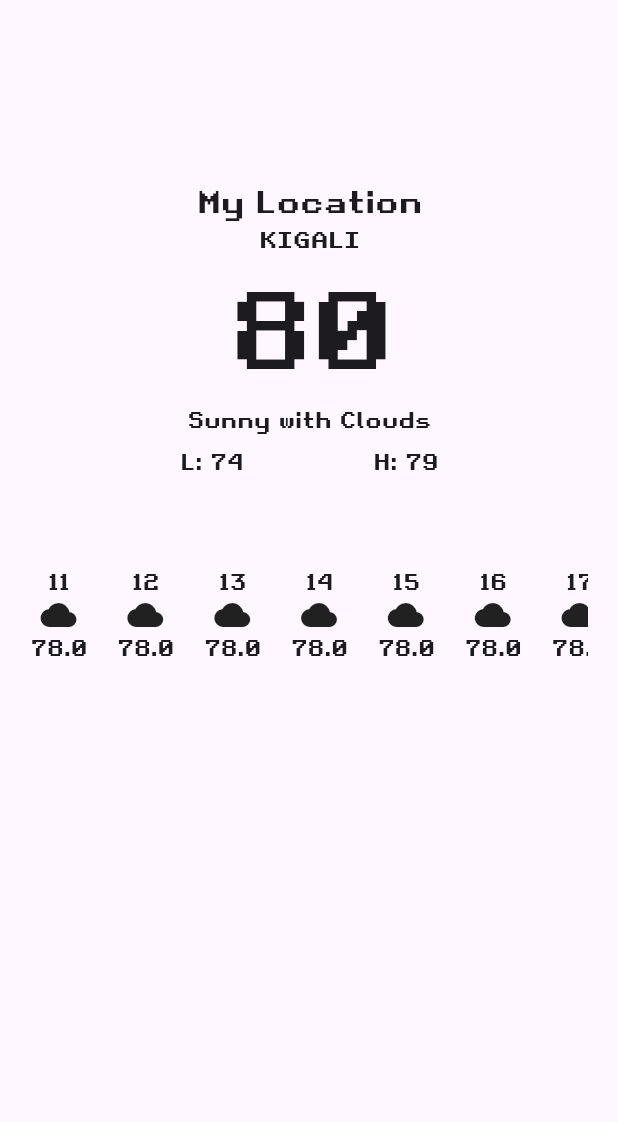
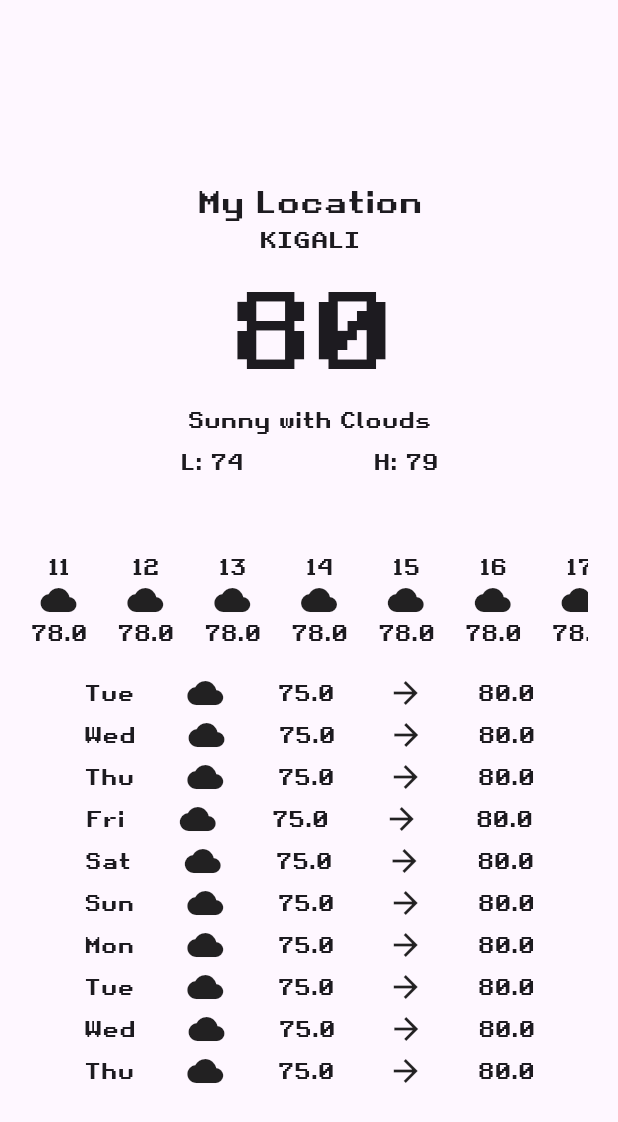
Before and after one commit to gin7018/retro-weather-app, a Flutter app: the screen it shows after launch, on a phone screen of 412 x 824 dp. Shown: the top 1122 px of the screen. Run offline on Flutter 3.47's test engine with Material 3 defaults, Android fonts, the phone set to English and light mode, and no system bars; our stand-ins replace geolocator.

Commit message:
added 10 day forecast widget

```diff
--- a/lib/days_forecast_widget.dart
+++ b/lib/days_forecast_widget.dart
@@ -1,5 +1,6 @@
 import 'package:flutter/material.dart';
 import 'package:weather_app_ui/weather_data_provider.dart';
+import 'package:intl/intl.dart';
 
 class DaysForeCastWidget extends StatefulWidget {
   final List<ForeCast> d10Forecasts;
@@ -13,6 +14,24 @@ class DaysForeCastWidget extends StatefulWidget {
 class DaysForeCastWidgetState extends State<DaysForeCastWidget> {
   @override
   Widget build(BuildContext context) {
-    return const Placeholder();
+    return ListView.builder(
+        scrollDirection: Axis.vertical,
+        shrinkWrap: true,
+        itemBuilder: (context, index) => Container(
+              margin: const EdgeInsets.symmetric(vertical: 2.0),
+              child: Row(
+                mainAxisAlignment: MainAxisAlignment.spaceEvenly,
+                children: [
+                  Text(DateFormat('EEEE')
+                      .format(widget.d10Forecasts[index].date)
+                      .substring(0, 3)),
+                  const Icon(Icons.cloud),
+                  Text("${widget.d10Forecasts[index].low}"),
+                  const Icon(Icons.arrow_forward_outlined),
+                  Text("${widget.d10Forecasts[index].high}"),
+                ],
+              ),
+            ),
+        itemCount: widget.d10Forecasts.length);
   }
 }
--- a/lib/hour_forecast_widget.dart
+++ b/lib/hour_forecast_widget.dart
@@ -16,7 +16,8 @@ class HourForecastWidget extends StatefulWidget {
 class HourForecastWidgetState extends State<HourForecastWidget> {
   @override
   Widget build(BuildContext context) {
-    return Expanded(
+    return SizedBox(
+        height: 80,
         child: ListView.separated(
           scrollDirection: Axis.horizontal,
           shrinkWrap: true,
--- a/lib/weatherapp.dart
+++ b/lib/main.dart
@@ -1,6 +1,7 @@
 // ignore_for_file: non_constant_identifier_names
 
 import 'package:flutter/material.dart';
+import 'package:weather_app_ui/days_forecast_widget.dart';
 import 'package:weather_app_ui/hour_forecast_widget.dart';
 import 'package:weather_app_ui/weather_data_provider.dart';
 
@@ -37,7 +38,7 @@ class WeatherWidgetState extends State<WeatherWidget> {
     List<ForeCast> forecasts = [];
     for (int i = 0; i < 24; i++) {
       dt = dt.add(const Duration(hours: 1));
-      forecasts.add(ForeCast(dt, 78, "rain", "rain"));
+      forecasts.add(ForeCast(dt, 78, "rain", "rain", null, null));
     }
     status =
         WeatherStatus("KIGALI", "Sunny with Clouds", 80, 74, 79, 75, forecasts);
@@ -49,14 +50,20 @@ class WeatherWidgetState extends State<WeatherWidget> {
     List<ForeCast> hourForecasts = [];
     for (int i = 0; i < 24; i++) {
       dt = dt.add(const Duration(hours: 1));
-      hourForecasts.add(ForeCast(dt, 78, "rain", "rain"));
+      hourForecasts.add(ForeCast(dt, 78, "rain", "rain", null, null));
+    }
+
+    List<ForeCast> d10Forecasts = [];
+    for (int i = 0; i < 10; i++) {
+      dt = dt.add(const Duration(days: 1));
+      d10Forecasts.add(ForeCast(dt, 78, "rain", "rain", 75, 80));
     }
     status = WeatherStatus(
         "KIGALI", "Sunny with Clouds", 80, 74, 79, 75, hourForecasts);
 
     return Scaffold(
       body: Padding(
-        padding: const EdgeInsets.all(20.0),
+        padding: const EdgeInsets.all(20),
         child: Column(
           children: [
             Padding(
@@ -80,7 +87,7 @@ class WeatherWidgetState extends State<WeatherWidget> {
                     child: Text(status.weatherDescription),
                   ),
                   Padding(
-                    padding: const EdgeInsets.only(bottom: 60.0),
+                    padding: const EdgeInsets.only(bottom: 50.0),
                     child: Row(
                       mainAxisAlignment: MainAxisAlignment.center,
                       children: [
@@ -97,6 +104,7 @@ class WeatherWidgetState extends State<WeatherWidget> {
             HourForecastWidget(
               forecasts: status.h24Forecast,
             ),
+            DaysForeCastWidget(d10Forecasts: d10Forecasts)
           ],
         ),
       ),
--- a/lib/weather_data_provider.dart
+++ b/lib/weather_data_provider.dart
@@ -8,20 +8,19 @@ import 'dart:developer' as developer;
 class ForeCast {
   DateTime date;
   double temperature;
+  double? low;
+  double? high;
 
   String condition;
   String icon;
 
-  ForeCast(this.date, this.temperature, this.condition, this.icon);
+  ForeCast(this.date, this.temperature, this.condition, this.icon, this.low,
+      this.high);
 
   factory ForeCast.fromJson(fc) {
     var dt = DateTime.parse(fc["datetime"]);
-    developer.log(
-      "this is the date: $dt",
-      error: jsonEncode("bro what in the word"),
-    );
 
-    return ForeCast(dt, fc["temp"], fc["conditions"], fc["icon"]);
+    return ForeCast(dt, fc["temp"], fc["conditions"], fc["icon"], null, null);
   }
 }
 
--- a/pubspec.yaml
+++ b/pubspec.yaml
@@ -36,6 +36,7 @@ dependencies:
   cupertino_icons: ^1.0.2
   http: ^1.1.2
   geolocator: ^10.1.0
+  intl: ^0.19.0
 
 dev_dependencies:
   flutter_test:
```
Also changed, not shown: pubspec.lock. Lines whose indentation alone changed are shown as unchanged.
